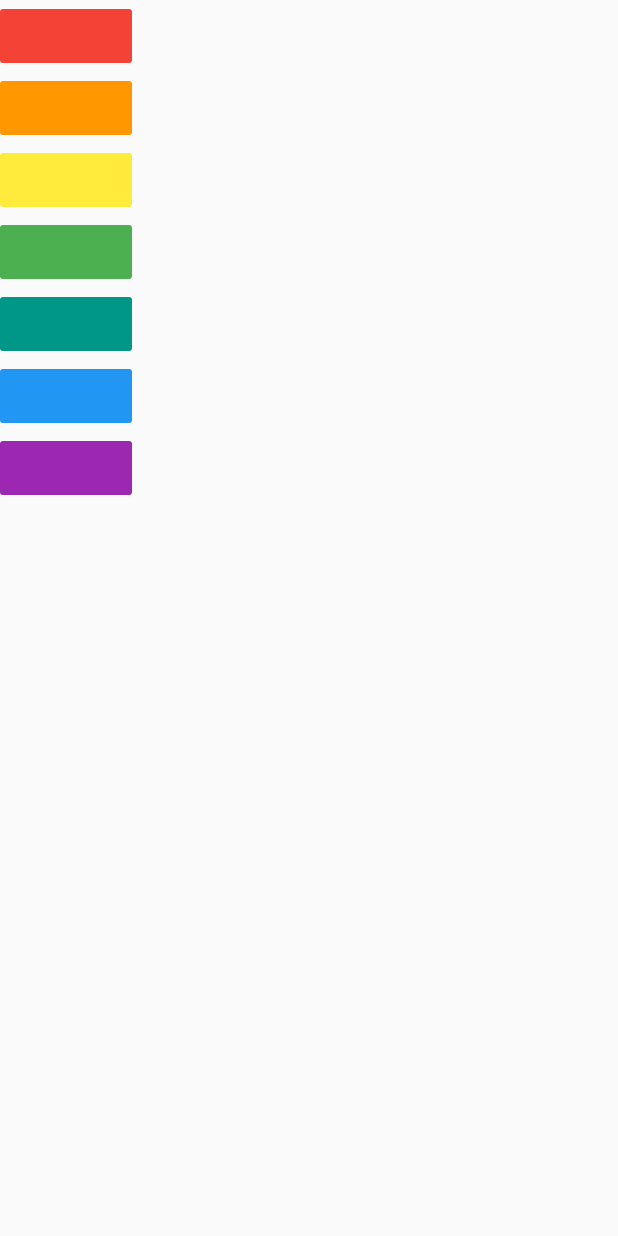
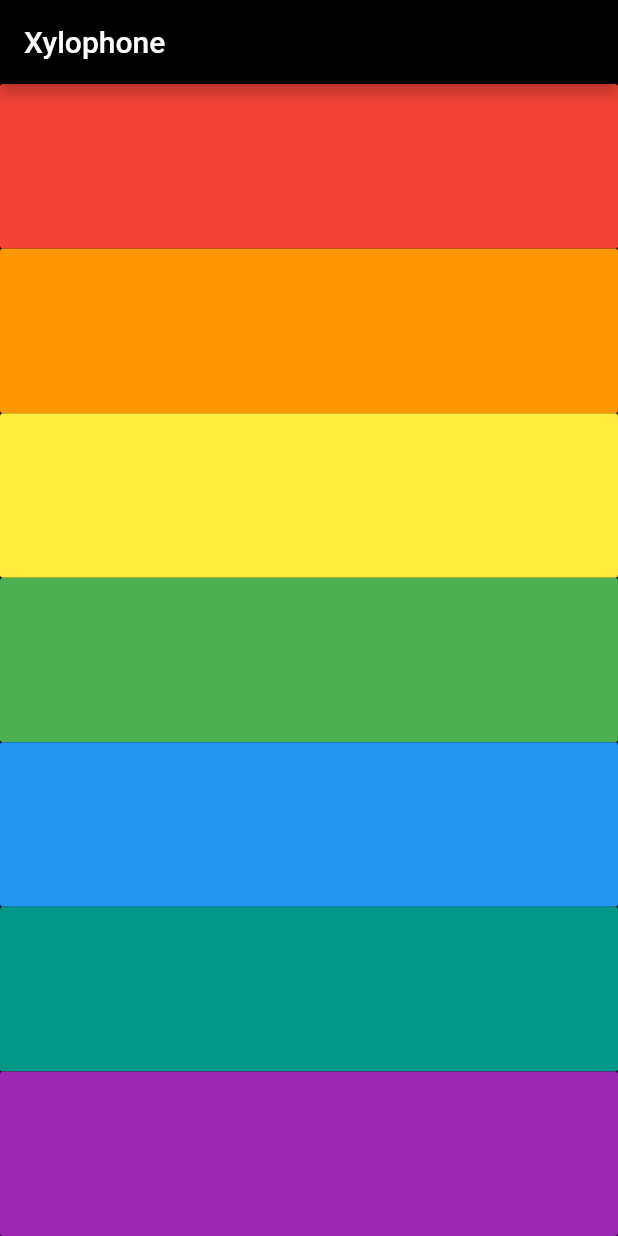
Before and after one commit to surrajj20/Xylophone_App, a Flutter app: the screen it shows after launch, on a phone screen of 412 x 824 dp. Run offline on Flutter 3.47's test engine with Material 2 defaults, Android fonts, the light colour scheme and no system bars; our stand-ins replace audioplayers.

Commit message:
navbar added & code refactored

```diff
--- a/lib/main.dart
+++ b/lib/main.dart
@@ -1,9 +1,7 @@
 import 'package:flutter/material.dart';
 import 'package:audioplayers/audio_cache.dart';
 
-void main() {
-  runApp(XylophoneApp());
-}
+void main() => runApp(XylophoneApp());
 
 class XylophoneApp extends StatelessWidget {
   void playSound(int soundNumber) {
@@ -11,55 +9,37 @@ class XylophoneApp extends StatelessWidget {
     player.play('note$soundNumber.wav');
   }
 
+  Expanded buildKey({Color color, int soundNumber}) {
+    return Expanded(
+      child: FlatButton(
+        color: color,
+        onPressed: () {
+          playSound(soundNumber);
+        },
+      ),
+    );
+  }
+
   @override
   Widget build(BuildContext context) {
     return MaterialApp(
       home: Scaffold(
+        backgroundColor: Colors.black,
+        appBar: AppBar(
+          title: Text('Xylophone'),
+          backgroundColor: Colors.black,
+        ),
         body: SafeArea(
           child: Column(
+            crossAxisAlignment: CrossAxisAlignment.stretch,
             children: <Widget>[
-              FlatButton(
-                color: Colors.red,
-                onPressed: () {
-                  playSound(1);
-                },
-              ),
-              FlatButton(
-                color: Colors.orange,
-                onPressed: () {
-                  playSound(2);
-                },
-              ),
-              FlatButton(
-                color: Colors.yellow,
-                onPressed: () {
-                  playSound(3);
-                },
-              ),
-              FlatButton(
-                color: Colors.green,
-                onPressed: () {
-                  playSound(4);
-                },
-              ),
-              FlatButton(
-                color: Colors.teal,
-                onPressed: () {
-                  playSound(5);
-                },
-              ),
-              FlatButton(
-                color: Colors.blue,
-                onPressed: () {
-                  playSound(6);
-                },
-              ),
-              FlatButton(
-                color: Colors.purple,
-                onPressed: () {
-                  playSound(7);
-                },
-              ),
+              buildKey(color: Colors.red, soundNumber: 1),
+              buildKey(color: Colors.orange, soundNumber: 2),
+              buildKey(color: Colors.yellow, soundNumber: 3),
+              buildKey(color: Colors.green, soundNumber: 4),
+              buildKey(color: Colors.blue, soundNumber: 5),
+              buildKey(color: Colors.teal, soundNumber: 6),
+              buildKey(color: Colors.purple, soundNumber: 7),
             ],
           ),
         ),
```
